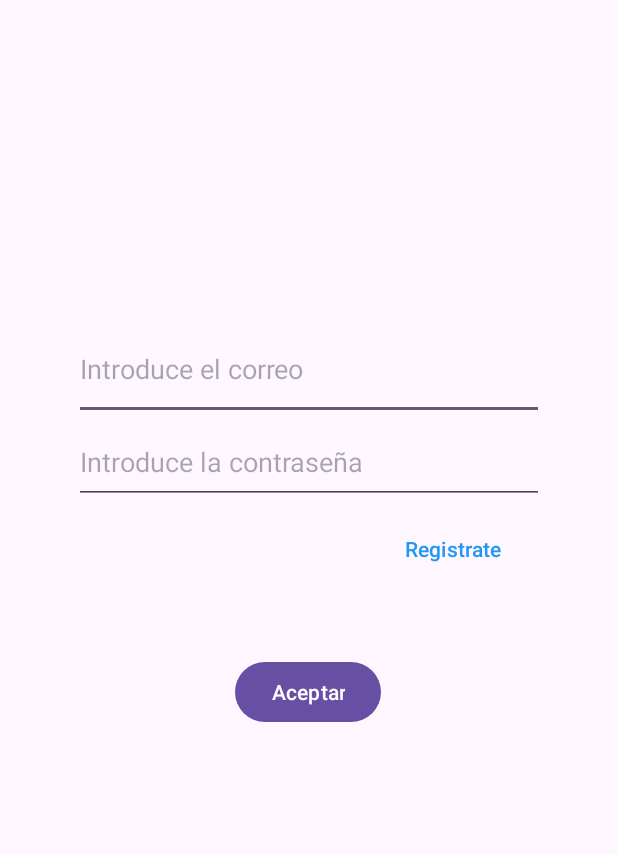
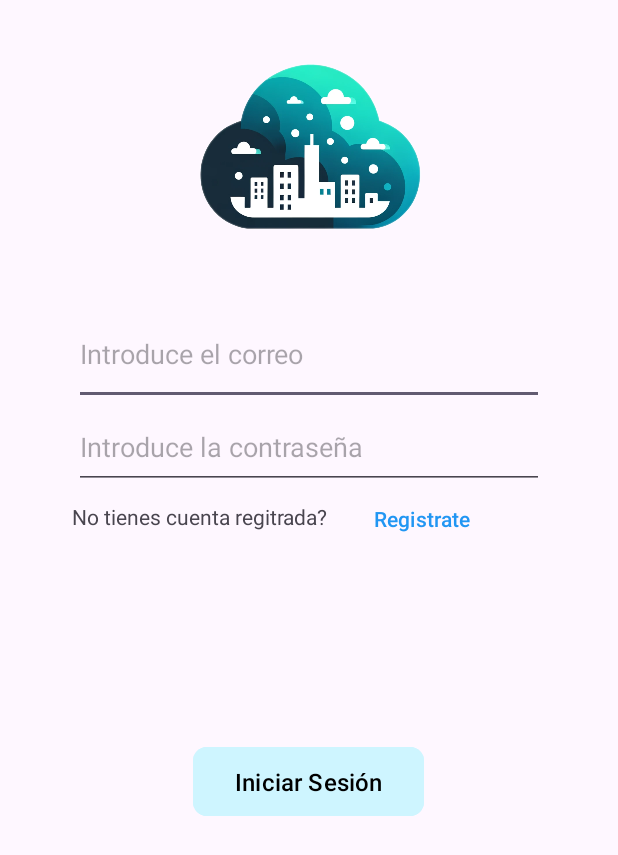
Before and after one commit to JGasBul/CleanBajoqueta-Cliente, an Android app: the screen it shows after launch (Login), on a phone screen of 412 x 824 dp. Shown: the top 855 px of the screen. Run offline under Robolectric (Android 15) with nearby library versions, the phone set to English and light mode, and no system bars; libraries missing offline, so code that uses them is left out: com.androidnetworking, com.androidnetworking.common, com.androidnetworking.error, com.androidnetworking.interfaces.

Commit message:
Completar Login y su diseño
Desarrollado más la parte, añadiendo comentarios, e implementar un poco el diseño de app

```diff
--- a/android/app/src/main/java/com/example/sprint_0_android/Login.java
+++ b/android/app/src/main/java/com/example/sprint_0_android/Login.java
@@ -45,14 +45,21 @@ public class Login extends AppCompatActivity {
     public void boton_login_aceptar(View v){
         Intent intentToMain = new Intent(this, MainActivity.class);
 
+        //URL de destino
         String urlDestino = "http://172.20.10.11/bd/loginApp.php";
+
+        //Json para enviar
         JSONObject postData = new JSONObject();
 
+        //Check si hay algún campo nulo
         if (loginEmail.getText().toString().isEmpty()||loginContrasenia.getText().toString().isEmpty()){
             Toast.makeText(getApplicationContext(), "Campo nulo", Toast.LENGTH_SHORT).show();
-        }else if(!loginEmail.getText().toString().contains("@")){
+        }
+        //Verificar el formato de correo
+        else if(!loginEmail.getText().toString().contains("@")){
             Toast.makeText(getApplicationContext(), "El formato de correo es incorrecto", Toast.LENGTH_SHORT).show();
         }else {
+            //Si todos estan correcto, envio la peticion
             try {
                 postData.put("emailTelefono", loginEmail.getText().toString());
                 postData.put("contrasenia", loginContrasenia.getText().toString());
@@ -74,11 +81,14 @@ public class Login extends AppCompatActivity {
                                         String success = response.getString("success");
                                         String message = response.getString("message");
 
-                                        //Si success me responde con un 1, un toast con el message
+                                        //Si success me responde con un 1, mando el nombre de usuario,
+                                        //termino la actividad y arracar mainActivity
                                         if ("1".equals(success)) {
                                             Log.d(ETIQUETA_LOG, "Login Correcto " + message);
+                                            String nombreApellido = response.getString("nombreUsuario");
                                             Toast.makeText(getApplicationContext(), message, Toast.LENGTH_SHORT).show();
                                             finish();
+                                            intentToMain.putExtra("nombreUsuario",nombreApellido);
                                             startActivity(intentToMain);
                                         }
                                         //Si success me responde con un 0, un toast con el message
--- a/android/app/src/main/java/com/example/sprint_0_android/MainActivity.java
+++ b/android/app/src/main/java/com/example/sprint_0_android/MainActivity.java
@@ -369,9 +369,13 @@ public class MainActivity extends AppCompatActivity {
         super.onCreate(savedInstanceState);
         setContentView(R.layout.activity_main);
 
-
         this.salidaTexto = (TextView) findViewById(R.id.salidaTexto);
 
+        Intent intent = getIntent();
+        if (intent != null) {
+            String nombreUsuario = intent.getStringExtra("nombreUsuario");
+            salidaTexto.setText("Bienvenido "+nombreUsuario);
+        }
 
         ActivityCompat.requestPermissions(MainActivity.this,new String[]{Manifest.permission.ACCESS_FINE_LOCATION}, 1);
 
--- a/android/app/src/main/res/layout/activity_login.xml
+++ b/android/app/src/main/res/layout/activity_login.xml
@@ -5,17 +5,27 @@
     android:layout_width="match_parent"
     android:layout_height="match_parent">
 
+    <ImageView
+        android:id="@+id/imageLogo"
+        android:layout_width="235dp"
+        android:layout_height="198dp"
+        app:layout_constraintEnd_toEndOf="parent"
+        app:layout_constraintStart_toStartOf="parent"
+        app:layout_constraintTop_toTopOf="parent"
+        app:srcCompat="@drawable/logo" />
+
     <EditText
         android:id="@+id/inputEmailTelefonoLogin"
         android:layout_width="313dp"
         android:layout_height="68dp"
-        android:layout_marginTop="212dp"
+        android:layout_marginTop="4dp"
         android:ems="10"
         android:hint="Introduce el correo"
         android:inputType="text|textEmailAddress"
+        android:visibility="visible"
         app:layout_constraintEnd_toEndOf="parent"
         app:layout_constraintStart_toStartOf="parent"
-        app:layout_constraintTop_toTopOf="parent" />
+        app:layout_constraintTop_toBottomOf="@+id/imageLogo" />
 
     <EditText
         android:id="@+id/inputContraseniaLogin"
@@ -30,33 +40,48 @@
 
     <Button
         android:id="@+id/buttonLogin"
-        android:layout_width="wrap_content"
-        android:layout_height="wrap_content"
-        android:layout_marginTop="27dp"
+        android:layout_width="154dp"
+        android:layout_height="54dp"
+        android:layout_marginBottom="276dp"
+        android:backgroundTint="#CEF5FF"
         android:onClick="boton_login_aceptar"
-        android:text="Aceptar"
+        android:text="Iniciar Sesión"
+        android:textColor="@color/black"
+        android:textSize="16sp"
+        app:cornerRadius="9dp"
         app:layout_constraintBottom_toBottomOf="parent"
         app:layout_constraintEnd_toEndOf="@+id/inputContraseniaLogin"
-        app:layout_constraintHorizontal_bias="0.497"
+        app:layout_constraintHorizontal_bias="0.496"
         app:layout_constraintStart_toStartOf="@+id/inputContraseniaLogin"
-        app:layout_constraintTop_toBottomOf="@+id/buttonToSignUp"
-        app:layout_constraintVertical_bias="0.063" />
+        app:layout_constraintTop_toBottomOf="@+id/textView3"
+        app:layout_constraintVertical_bias="1.0" />
 
     <Button
         android:id="@+id/buttonToSignUp"
-        android:layout_width="121dp"
+        android:layout_width="118dp"
         android:layout_height="43dp"
-        android:layout_marginTop="8dp"
         android:background="#00FFFFFF"
         android:backgroundTint="#66FFFFFF"
         android:fallbackLineSpacing="false"
+        android:gravity="left"
         android:onClick="boton_sign_up"
         android:text="Registrate"
         android:textColor="#2196F3"
         android:textSize="14sp"
-        app:layout_constraintEnd_toEndOf="@+id/inputContraseniaLogin"
-        app:layout_constraintHorizontal_bias="1.0"
-        app:layout_constraintStart_toStartOf="@+id/inputContraseniaLogin"
-        app:layout_constraintTop_toBottomOf="@+id/inputContraseniaLogin" />
+        app:layout_constraintEnd_toEndOf="parent"
+        app:layout_constraintHorizontal_bias="0.0"
+        app:layout_constraintStart_toEndOf="@+id/textView3"
+        app:layout_constraintTop_toBottomOf="@+id/inputContraseniaLogin"
+        app:layout_goneMarginLeft="0.1dp" />
+
+    <TextView
+        android:id="@+id/textView3"
+        android:layout_width="177dp"
+        android:layout_height="26dp"
+        android:layout_marginStart="48dp"
+        android:text="No tienes cuenta regitrada?"
+        app:layout_constraintBottom_toBottomOf="@+id/buttonToSignUp"
+        app:layout_constraintStart_toStartOf="parent"
+        app:layout_constraintTop_toTopOf="@+id/buttonToSignUp" />
 
 </androidx.constraintlayout.widget.ConstraintLayout>
```
Also changed, not shown: android/app/src/main/res/layout/activity_main.xml (+7 -6 lines), android/app/src/main/res/layout/activity_signup.xml (+14 -12 lines), android/app/src/main/res/drawable/logo.png (added), 2 other files.
